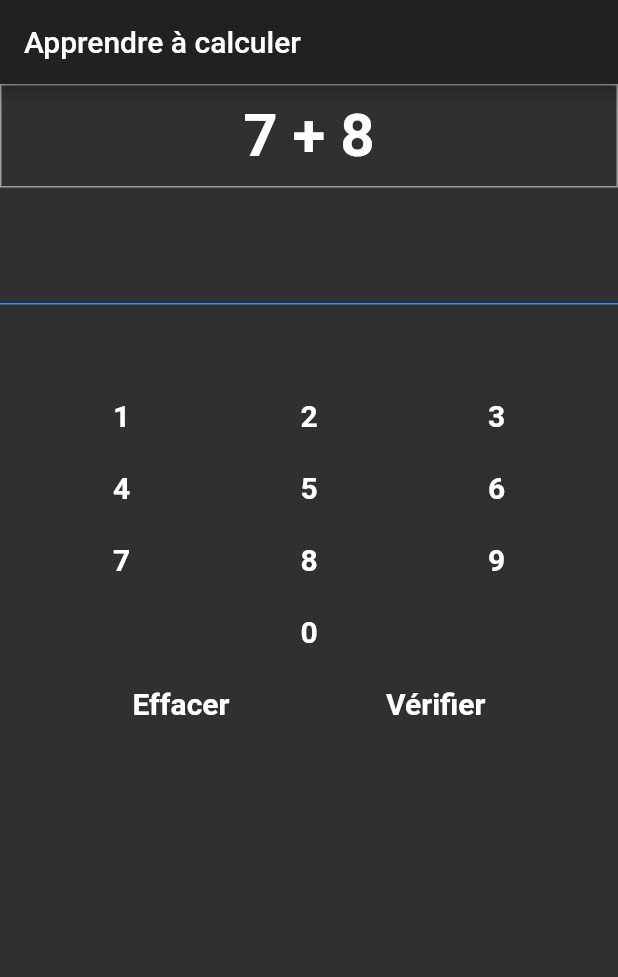
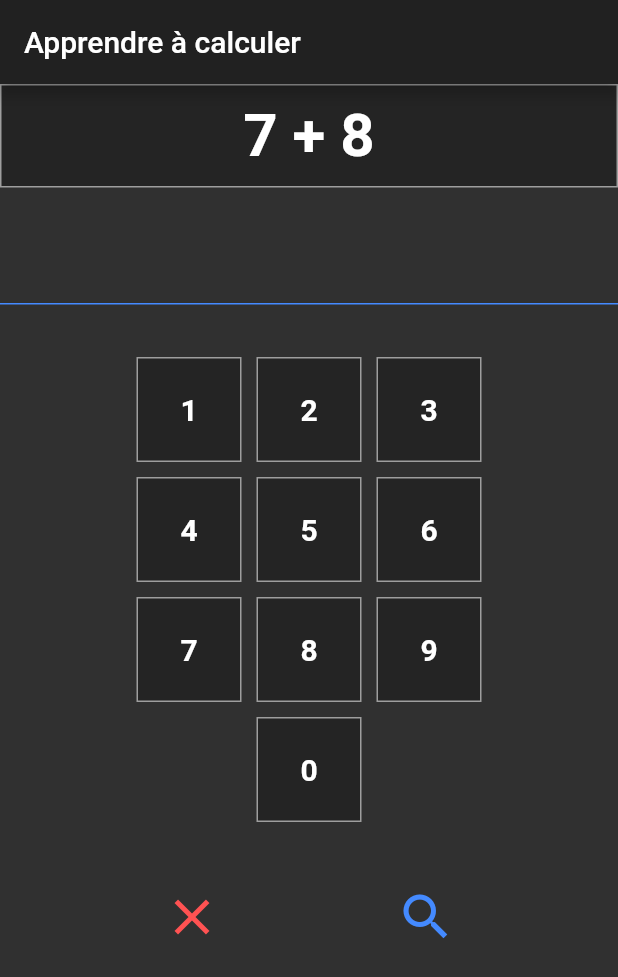
Before and after one commit to MerlinDuChaos/Flutter, a Flutter app: the screen it shows after launch, on a phone screen of 412 x 824 dp. Shown: the top 977 px of the screen. Run offline on Flutter 3.47's test engine with Material 2 defaults, Android fonts, the phone set to English and light mode, and no system bars.

Commit message:
Fixed styles

```diff
--- a/Test1/lib/main.dart
+++ b/Test1/lib/main.dart
@@ -38,9 +38,15 @@ class _TestJulienState extends State<TestJulienHomepage> {
   final GlobalKey<ScaffoldState> _scaffoldKey = new GlobalKey<ScaffoldState>();
 
   Widget buildNumberButtons(num value) {
-    return FlatButton(
-        child: Text(value.toString(), style: _buttonStyle),
-        onPressed: () => _addToDisplay(value));
+    return Container(
+        height: 70,
+        width: 70,
+        decoration: BoxDecoration(
+            border: Border.all(color: Colors.grey), color: Colors.black26),
+        margin: EdgeInsets.all(5),
+        child: FlatButton(
+            child: Text(value.toString(), style: _buttonStyle),
+            onPressed: () => _addToDisplay(value)));
   }
 
   @override
@@ -98,8 +104,9 @@ class _TestJulienState extends State<TestJulienHomepage> {
               Expanded(
                   child: Container(
                       padding: const EdgeInsets.symmetric(vertical: 10),
-                      decoration:
-                          BoxDecoration(border: Border.all(color: Colors.grey)),
+                      decoration: BoxDecoration(
+                          border: Border.all(color: Colors.grey),
+                          color: Colors.black26),
                       alignment: AlignmentDirectional.center,
                       child: Text('$operation', style: _inputStyle)))
             ],
@@ -122,9 +129,9 @@ class _TestJulienState extends State<TestJulienHomepage> {
 
           // 1 -> 3
           Container(
-              padding: const EdgeInsets.only(top: 50),
+              padding: const EdgeInsets.only(top: 30),
               child: Row(
-                mainAxisAlignment: MainAxisAlignment.spaceEvenly,
+                mainAxisAlignment: MainAxisAlignment.center,
                 children: <Widget>[
                   buildNumberButtons(1),
                   buildNumberButtons(2),
@@ -134,7 +141,7 @@ class _TestJulienState extends State<TestJulienHomepage> {
 
           // 4 -> 6
           Row(
-            mainAxisAlignment: MainAxisAlignment.spaceEvenly,
+            mainAxisAlignment: MainAxisAlignment.center,
             children: <Widget>[
               buildNumberButtons(4),
               buildNumberButtons(5),
@@ -144,7 +151,7 @@ class _TestJulienState extends State<TestJulienHomepage> {
 
           // 7 -> 9
           Row(
-            mainAxisAlignment: MainAxisAlignment.spaceEvenly,
+            mainAxisAlignment: MainAxisAlignment.center,
             children: <Widget>[
               buildNumberButtons(7),
               buildNumberButtons(8),
@@ -161,15 +168,25 @@ class _TestJulienState extends State<TestJulienHomepage> {
           ),
 
           // Clear & Send
-          Row(
-            mainAxisAlignment: MainAxisAlignment.spaceEvenly,
-            children: <Widget>[
-              FlatButton(child: Text('Effacer', style: _buttonStyle), onPressed: () => _clear()),
-              FlatButton(
-                  child: Text('Vérifier', style: _buttonStyle),
-                  onPressed: () => input != '' ? _compare() : null)
-            ],
-          ),
+          Container(
+              padding: const EdgeInsets.only(top: 30),
+              child: Row(
+                mainAxisAlignment: MainAxisAlignment.spaceEvenly,
+                children: <Widget>[
+                  IconButton(
+                      //child: Text('Effacer', style: _buttonStyle),
+                      icon: Icon(Icons.clear),
+                      iconSize: 40,
+                      color: Colors.redAccent,
+                      onPressed: () => _clear()),
+                  IconButton(
+                      //child: Text('Vérifier', style: _buttonStyle),
+                      icon: Icon(Icons.search),
+                      iconSize: 40,
+                      color: Colors.blueAccent,
+                      onPressed: () => input != '' ? _compare() : null)
+                ],
+              )),
         ],
       ),
     );
@@ -203,6 +220,7 @@ class _TestJulienState extends State<TestJulienHomepage> {
       _selectNewOperation();
     } else {
       _scaffoldKey.currentState.showSnackBar(errorSnack);
+      _clear();
     }
   }
 
```
